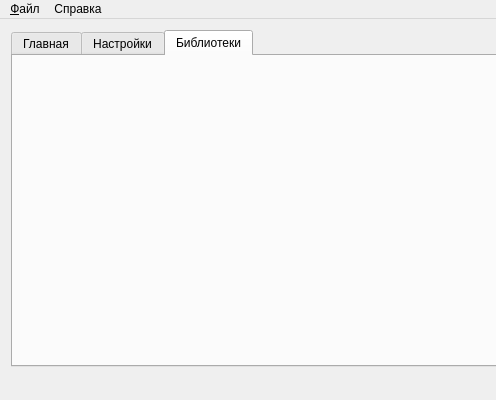
TheMrButcher/gamebase_manager, file manager/mainwindow.ui: the form before one commit; both pictures show x 0 to 496 and y 0 to 400 of the 800 by 400 pixel window.
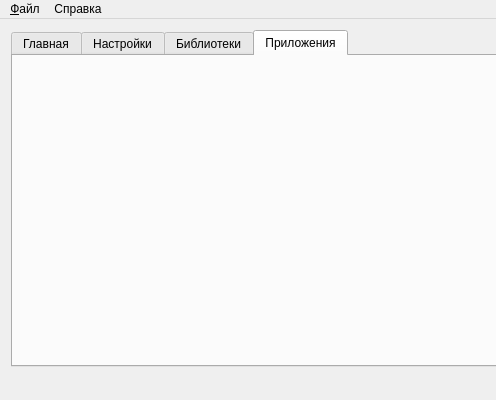
The form after the commit.

What changed in the file:
```diff
--- a/manager/mainwindow.ui
+++ b/manager/mainwindow.ui
@@ -20,7 +20,7 @@
       <item>
        <widget class="QTabWidget" name="tabWidget">
         <property name="currentIndex">
-         <number>2</number>
+         <number>3</number>
         </property>
         <widget class="QWidget" name="mainTab">
          <attribute name="title">
@@ -40,6 +40,12 @@
          </attribute>
          <layout class="QGridLayout" name="librariesLayout"/>
         </widget>
+        <widget class="QWidget" name="appsTab">
+         <attribute name="title">
+          <string>Приложения</string>
+         </attribute>
+         <layout class="QGridLayout" name="appsLayout"/>
+        </widget>
        </widget>
       </item>
      </layout>
```
